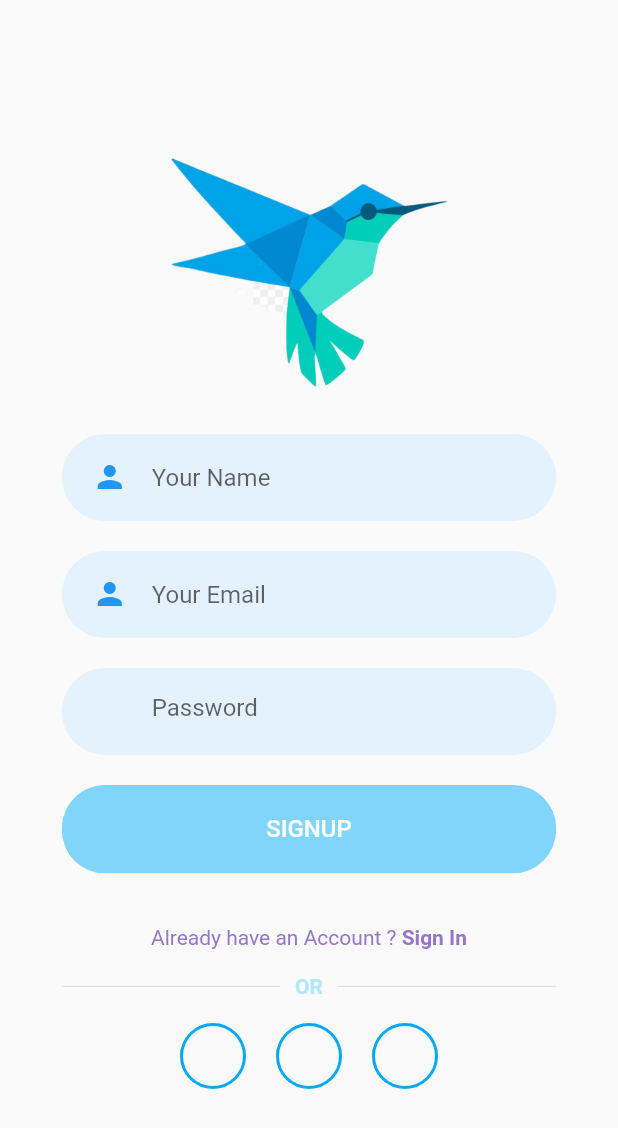
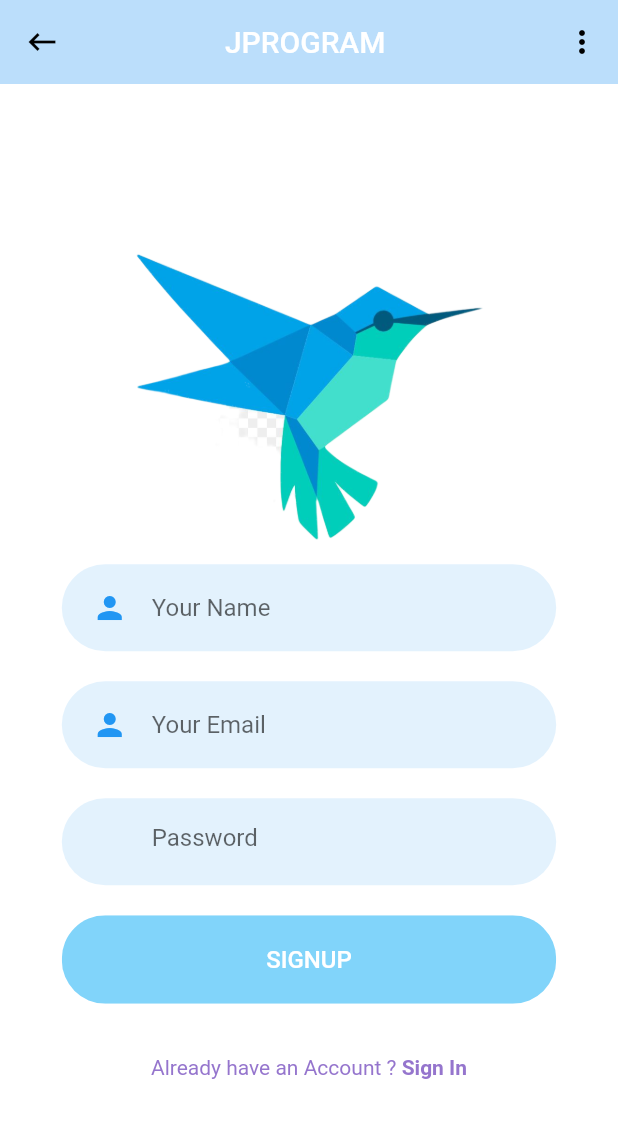
Before and after one commit to Flutter-Studies/JProgramApp, a Flutter app: the SignUpScreen screen opened directly, on a phone screen of 412 x 824 dp. Shown: the top 1128 px of the screen. Run offline on Flutter 3.47's test engine with Material 2 defaults, Android fonts, the phone set to English and light mode, and no system bars; our stand-ins replace flutter_svg, font_awesome_flutter.

Commit message:
Temporarily withdrawn until defining if the registration screen will have social icons

```diff
--- a/lib/view/login/login.dart
+++ b/lib/view/login/login.dart
@@ -35,7 +35,7 @@ class LoginScreen extends StatelessWidget {
       ),
 
       centerTitle: true,
-      title: Text("JPROGRAM ", textAlign: TextAlign.center),
+      title: Text("JPROGRAM ",),
 
       actions: <Widget>[
 
--- a/lib/view/signup/components/body.dart
+++ b/lib/view/signup/components/body.dart
@@ -3,8 +3,8 @@ import 'package:flutter/material.dart';
 
 import 'package:JprogramApp/view/login/login.dart';
 import 'package:JprogramApp/view/signup/components/background.dart';
-import 'package:JprogramApp/view/signup/components/or_divider.dart';
-import 'package:JprogramApp/view/signup/components/social_icon.dart';
+//import 'package:JprogramApp/view/signup/components/or_divider.dart';
+//import 'package:JprogramApp/view/signup/components/social_icon.dart';
 
 import 'package:JprogramApp/view/utils/have_account.dart';
 import 'package:JprogramApp/view/utils/rounded_button.dart';
@@ -30,12 +30,12 @@ class Body extends StatelessWidget {
 
           children: <Widget>[
 
+            //SizedBox(height: size.height * 0.03),
+
             Image.asset(
               "assets/images/logo.png",
-              height: size.height * 0.20,
+              height: size.height * 0.25,
             ),
-
-            SizedBox(height: size.height * 0.02),
 
             RoundedInputField(
               hintText: "Your Name",
@@ -72,25 +72,35 @@ class Body extends StatelessWidget {
               },
             ),
 
+          /*
+            Commented because I'm thinking if I implement using .svg or not.
+
             OrDivider(),
 
             Row(
               mainAxisAlignment: MainAxisAlignment.center,
               children: <Widget>[
+
                 SocalIcon(
                   iconSrc: "assets/icons/facebook.svg",
                   press: () {},
                 ),
+
                 SocalIcon(
                   iconSrc: "assets/icons/twitter.svg",
                   press: () {},
                 ),
+
                 SocalIcon(
                   iconSrc: "assets/icons/google-plus.svg",
                   press: () {},
                 ),
               ],
-            )
+            ),
+            SizedBox(height: size.height * 0.03),
+
+          */
+
           ],
         ),
       ),
--- a/lib/view/signup/signup.dart
+++ b/lib/view/signup/signup.dart
@@ -8,8 +8,49 @@ class SignUpScreen extends StatelessWidget {
   @override
   Widget build(BuildContext context) {
 
-    return Scaffold( body: Body() );
+    return Scaffold(
+
+      backgroundColor: Colors.white,
+      appBar: buildAppBar(),
+      body: Body()
+
+    );
 
   }
 
+  AppBar buildAppBar() {
+
+    return AppBar(
+
+      backgroundColor: Colors.blue[100],
+      elevation: 0,
+
+      leading: IconButton(
+
+        icon: Icon(
+          Icons.keyboard_backspace,
+          color: Colors.black,
+        ),
+
+        onPressed: () {},
+      ),
+
+      centerTitle: true,
+      title: Text("JPROGRAM ",),
+
+      actions: <Widget>[
+
+        IconButton(
+          icon: Icon(
+            Icons.more_vert,
+            // By default our  icon color is white
+            color: Colors.black,
+          ),
+          onPressed: () {},
+        ),
+
+      ],
+
+    );
+  }
 }
--- a/pubspec.yaml
+++ b/pubspec.yaml
@@ -20,6 +20,7 @@ dependencies:
   flutter:
     sdk: flutter
   font_awesome_flutter: ^8.2.0
+  flutter_svg: ^0.17.4
 
   # The following adds the Cupertino Icons font to your application.
   # Use with the CupertinoIcons class for iOS style icons.
@@ -43,8 +44,8 @@ flutter:
 
   # To add assets to your application, add an assets section, like this:
   assets:
-    - "assets/images/logo.png"
-  #  - images/a_dot_ham.jpeg
+    - "assets/images/"
+    - "assets/icons/"
 
   # An image asset can refer to one or more resolution-specific "variants", see
   # https://flutter.dev/assets-and-images/#resolution-aware.
```
Also changed, not shown: lib/view/signup/components/social_icon.dart (+7 -0 lines), assets/icons/facebook.svg (added), pubspec.lock.
